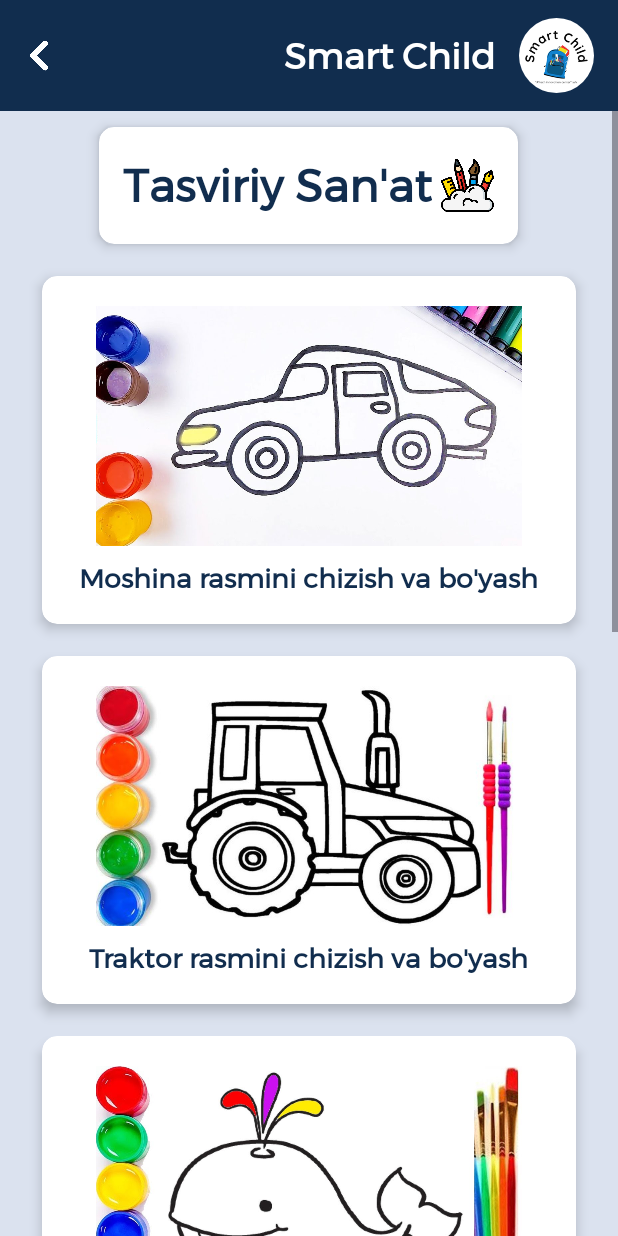
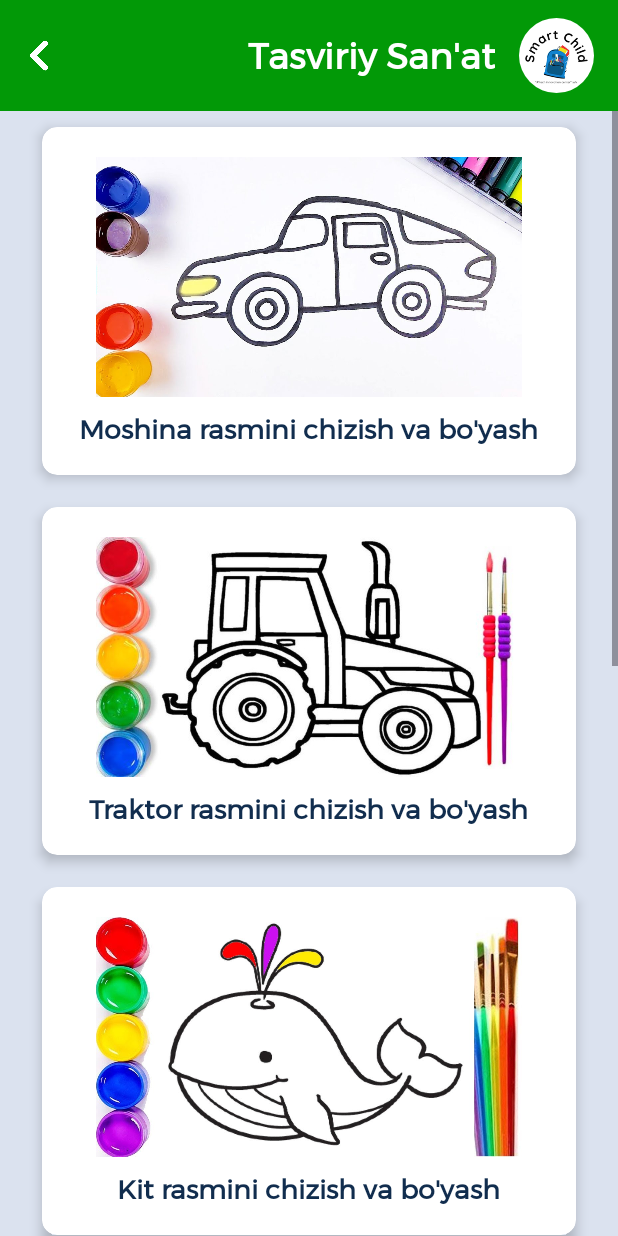
Before and after one commit to JasurbekRuzimov/SmartChild, an Android app: the Tasviriy_Sanat_Activity screen opened directly, with no data from a screen before it, on a phone screen of 412 x 824 dp. Run offline under Robolectric (Android 15) with nearby library versions, the phone set to English and light mode, and no system bars; plain views replace RoundedImageView.

Commit message:
activity.tasviriy_sanat.xml is changed.

```diff
--- a/app/src/main/res/layout/activity_tasviriy_sanat.xml
+++ b/app/src/main/res/layout/activity_tasviriy_sanat.xml
@@ -11,7 +11,7 @@
         android:layout_width="match_parent"
         android:layout_height="74dp"
         android:layout_marginBottom="24dp"
-        android:background="@color/primary"
+        android:background="@color/green1"
         android:orientation="vertical"
         app:layout_constraintEnd_toEndOf="parent"
         app:layout_constraintHorizontal_bias="0.0"
@@ -28,7 +28,7 @@
             android:layout_marginEnd="16dp"
             android:fontFamily="@font/montserrat"
             android:gravity="center"
-            android:text="@string/app_name"
+            android:text="Tasviriy San'at"
             android:textColor="@color/white"
             android:textSize="24sp"
             android:textStyle="bold"
@@ -101,48 +101,6 @@
             android:layout_height="wrap_content"
             android:gravity="center"
             android:orientation="vertical">
-
-            <androidx.cardview.widget.CardView
-                android:layout_width="wrap_content"
-                android:layout_height="wrap_content"
-                app:cardCornerRadius="10dp"
-                app:cardElevation="5dp"
-                app:cardUseCompatPadding="true">
-
-                <LinearLayout
-                    android:layout_width="wrap_content"
-                    android:layout_height="wrap_content"
-                    android:layout_gravity="center"
-                    android:orientation="horizontal"
-                    tools:ignore="UseCompoundDrawables">
-
-                    <TextView
-                        android:layout_width="wrap_content"
-                        android:layout_height="wrap_content"
-                        android:layout_gravity="center"
-                        android:layout_marginStart="16dp"
-                        android:layout_marginTop="16dp"
-                        android:layout_marginEnd="6dp"
-                        android:layout_marginBottom="16dp"
-                        android:fontFamily="@font/montserrat"
-                        android:text="Tasviriy San'at"
-                        android:textColor="@color/primary"
-                        android:textSize="30sp"
-                        android:textStyle="bold"
-                        tools:ignore="HardcodedText" />
-
-                    <ImageView
-                        android:layout_width="35dp"
-                        android:layout_height="35dp"
-                        android:layout_gravity="center"
-                        android:layout_marginTop="16dp"
-                        android:layout_marginEnd="16dp"
-                        android:layout_marginBottom="16dp"
-                        android:src="@drawable/creativity"
-                        tools:ignore="ContentDescription" />
-
-                </LinearLayout>
-            </androidx.cardview.widget.CardView>
 
             <androidx.cardview.widget.CardView
                 android:layout_width="match_parent"
```
